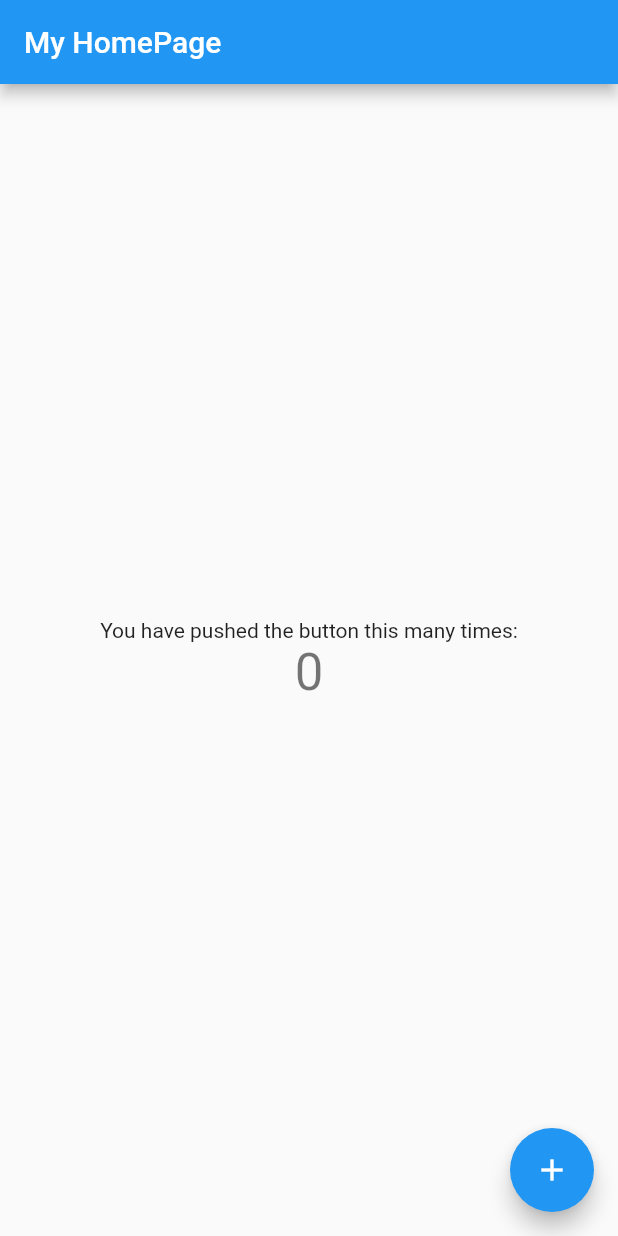
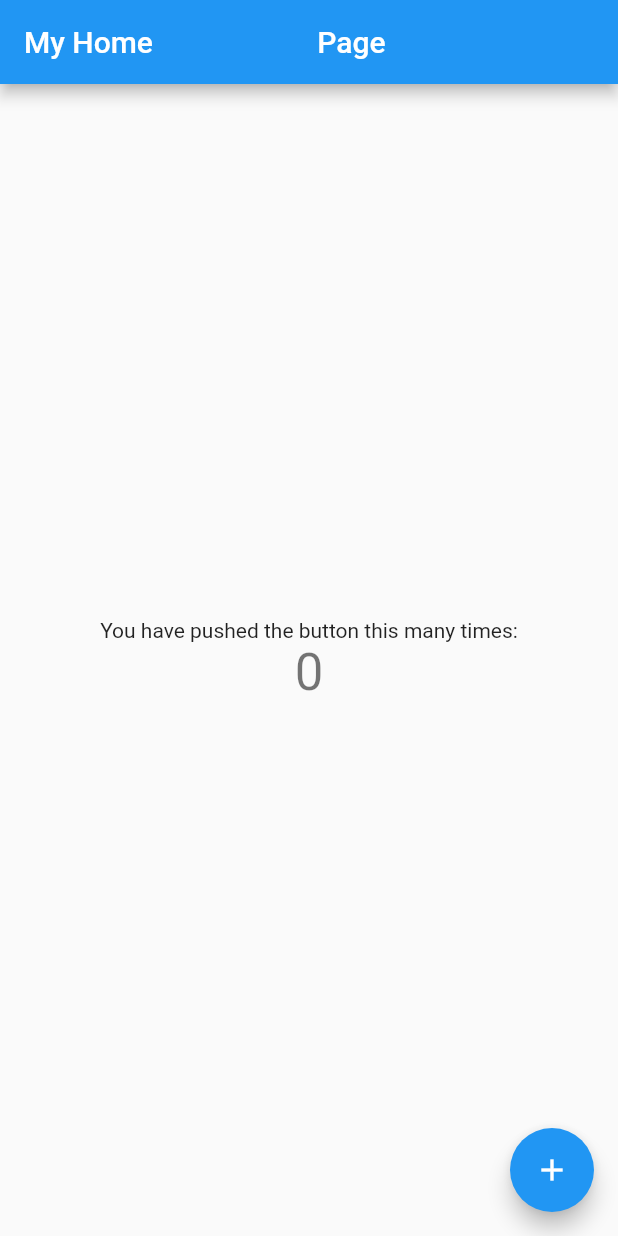
Before and after one commit to techolation/Visit_provision_no_4, a Flutter app: the screen it shows after launch, on a phone screen of 412 x 824 dp. Run offline on Flutter 3.47's test engine with Material 2 defaults, Android fonts, the phone set to English and light mode, and no system bars.

Commit message:
tenth commit

```diff
--- a/lib/main.dart
+++ b/lib/main.dart
@@ -20,7 +20,7 @@ class MyApp extends StatelessWidget {
         // is not restarted.
         primarySwatch: Colors.blue,
       ),
-      home: MyHomePage(title: 'My HomePage'),
+      home: MyHomePage(title: 'My Home                      Page'),
     );
   }
 }
```
